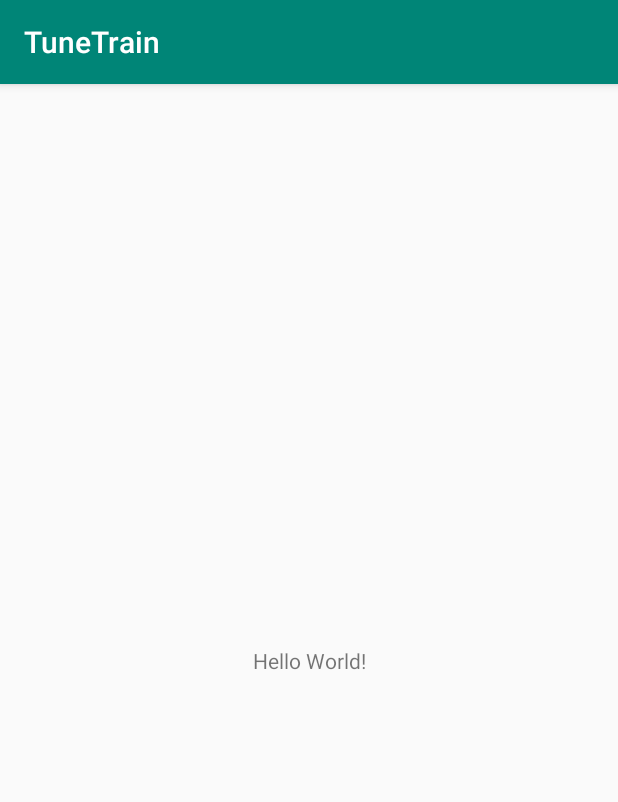
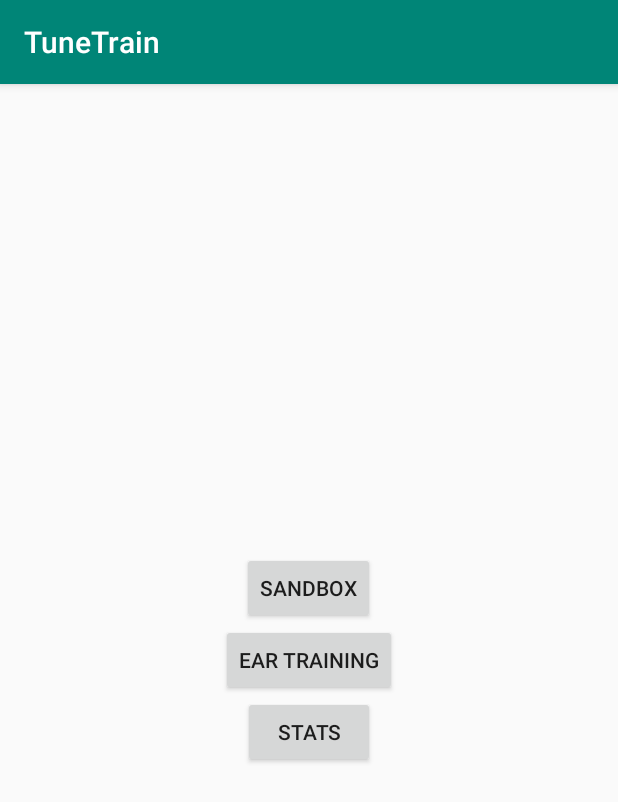
Before and after one commit to AlecM33/TuneTrain, an Android app: the screen it shows after launch (MainActivity before the commit, LandingPageActivity after it), on a phone screen of 412 x 824 dp. Shown: the top 802 px of the screen. Run offline under Robolectric (Android 15) with nearby library versions, the phone set to English and light mode, and no system bars; 3 statements that could not run were skipped.

Commit message:
Basic layout and activity for landing page

```diff
--- a/app/src/main/AndroidManifest.xml
+++ b/app/src/main/AndroidManifest.xml
@@ -9,7 +9,7 @@
         android:roundIcon="@mipmap/ic_launcher_round"
         android:supportsRtl="true"
         android:theme="@style/AppTheme">
-        <activity android:name=".MainActivity">
+        <activity android:name=".LandingPageActivity">
             <intent-filter>
                 <action android:name="android.intent.action.MAIN" />
 
--- a/app/src/main/java/com/example/alec/tunetrain/MainActivity.java
+++ b/app/src/main/java/com/example/alec/tunetrain/LandingPageActivity.java
@@ -4,7 +4,7 @@ import android.support.v7.app.AppCompatActivity;
 import android.os.Bundle;
 import android.widget.TextView;
 
-public class MainActivity extends AppCompatActivity {
+public class LandingPageActivity extends AppCompatActivity {
 
     // Used to load the 'native-lib' library on application startup.
     static {
@@ -14,7 +14,7 @@ public class MainActivity extends AppCompatActivity {
     @Override
     protected void onCreate(Bundle savedInstanceState) {
         super.onCreate(savedInstanceState);
-        setContentView(R.layout.activity_main);
+        setContentView(R.layout.landing_page);
 
         // Example of a call to a native method
         TextView tv = (TextView) findViewById(R.id.sample_text);
--- a/app/src/main/res/layout/activity_main.xml
+++ /dev/null
@@ -1,19 +0,0 @@
-<?xml version="1.0" encoding="utf-8"?>
-<android.support.constraint.ConstraintLayout xmlns:android="http://schemas.android.com/apk/res/android"
-    xmlns:app="http://schemas.android.com/apk/res-auto"
-    xmlns:tools="http://schemas.android.com/tools"
-    android:layout_width="match_parent"
-    android:layout_height="match_parent"
-    tools:context=".MainActivity">
-
-    <TextView
-        android:id="@+id/sample_text"
-        android:layout_width="wrap_content"
-        android:layout_height="wrap_content"
-        android:text="Hello World!"
-        app:layout_constraintBottom_toBottomOf="parent"
-        app:layout_constraintLeft_toLeftOf="parent"
-        app:layout_constraintRight_toRightOf="parent"
-        app:layout_constraintTop_toTopOf="parent" />
-
-</android.support.constraint.ConstraintLayout>
--- /dev/null
+++ b/app/src/main/res/layout/landing_page.xml
@@ -0,0 +1,20 @@
+<?xml version="1.0" encoding="utf-8"?>
+<LinearLayout xmlns:android="http://schemas.android.com/apk/res/android"
+    android:layout_width="match_parent"
+    android:layout_height="match_parent"
+    android:gravity="center"
+    android:orientation="vertical" >
+    <Button
+        android:layout_width="wrap_content"
+        android:layout_height="wrap_content"
+        android:text="@string/sandbox_button" />
+
+    <Button
+        android:layout_width="wrap_content"
+        android:layout_height="wrap_content"
+        android:text="@string/training_button" />
+    <Button
+        android:layout_width="wrap_content"
+        android:layout_height="wrap_content"
+        android:text="@string/stats_button" />
+</LinearLayout>
--- a/app/src/main/res/values/strings.xml
+++ b/app/src/main/res/values/strings.xml
@@ -1,3 +1,6 @@
 <resources>
     <string name="app_name">TuneTrain</string>
+    <string name="sandbox_button">Sandbox</string>
+    <string name="training_button">Ear Training</string>
+    <string name="stats_button">Stats</string>
 </resources>
```
